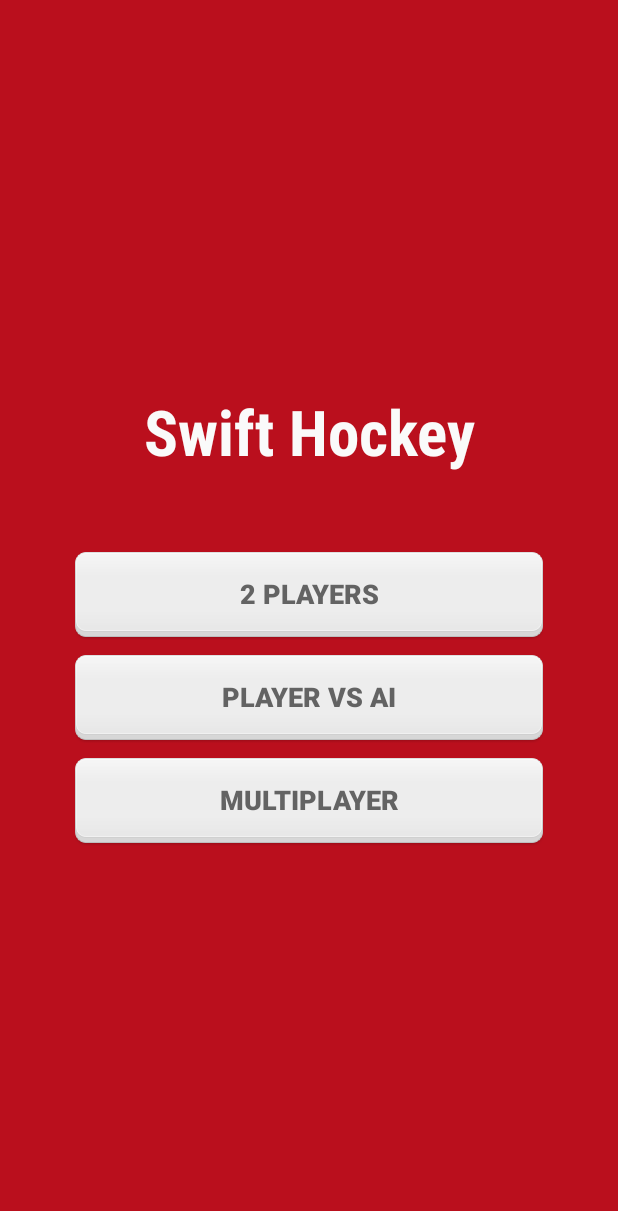
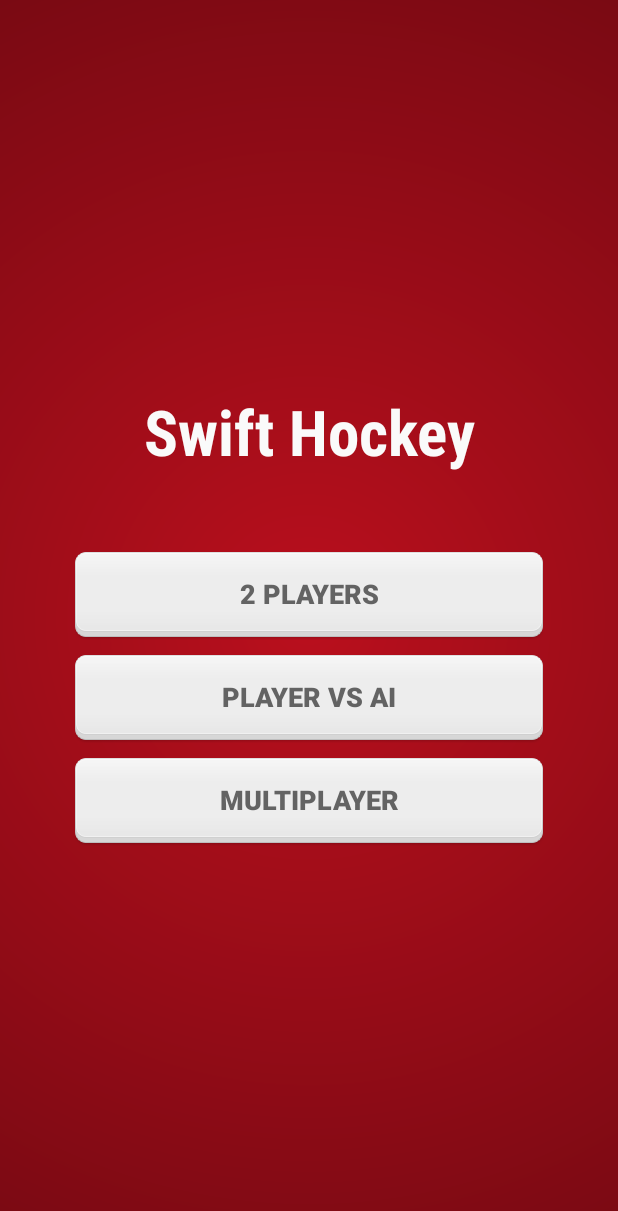
Before and after one commit to GilaGuy/Swift-Hockey, an Android app: the screen it shows after launch (MainActivity), on a phone screen of 412 x 824 dp. Shown: the top 1211 px of the screen. Run offline under Robolectric (Android 15) with nearby library versions, the phone set to English and light mode, and no system bars.

Commit message:
the gradients are real!!

```diff
--- /dev/null
+++ b/app/src/main/res/drawable-hdpi/bg_radialgradient.xml
@@ -0,0 +1,10 @@
+<?xml version="1.0" encoding="UTF-8"?>
+<shape
+    xmlns:android="http://schemas.android.com/apk/res/android"
+    android:shape="rectangle">
+    <gradient
+        android:type="radial"
+        android:startColor="@color/color_bg"
+        android:endColor="#ff000000"
+        android:gradientRadius="2000"/>
+</shape>
--- a/app/src/main/res/layout/activity_main.xml
+++ b/app/src/main/res/layout/activity_main.xml
@@ -4,7 +4,7 @@
     android:layout_height="match_parent"
     android:gravity="center"
     tools:context=".MainActivity"
-    android:background="@color/color_bg"
+    android:background="@drawable/bg_radialgradient"
     android:padding="50dip">
 
     <TextView
@@ -21,7 +21,7 @@
         android:layout_alignParentRight="true"
         android:layout_alignParentEnd="true"
         android:layout_marginBottom="42dip"
-        android:textColor="@color/txt_color_title"
+        android:textColor="@color/color_txt_title"
         android:fontFamily="sans-serif-condensed"
         android:textStyle="normal|bold" />
 
@@ -36,7 +36,7 @@
         android:layout_alignParentStart="true"
         android:layout_alignParentRight="true"
         android:layout_alignParentEnd="true"
-        android:textColor="@color/txt_color_btn"
+        android:textColor="@color/color_txt_btn"
         android:background="@drawable/chunkybutton"
         android:layout_marginTop="10dip"
         android:textStyle="bold"
@@ -53,7 +53,7 @@
         android:layout_alignParentEnd="true"
         android:layout_alignParentLeft="true"
         android:layout_alignParentStart="true"
-        android:textColor="@color/txt_color_btn"
+        android:textColor="@color/color_txt_btn"
         android:background="@drawable/chunkybutton"
         android:layout_marginTop="10dip"
         android:textStyle="bold"
@@ -70,7 +70,7 @@
         android:layout_alignParentEnd="true"
         android:layout_alignParentLeft="true"
         android:layout_alignParentStart="true"
-        android:textColor="@color/txt_color_btn"
+        android:textColor="@color/color_txt_btn"
         android:background="@drawable/chunkybutton"
         android:layout_marginTop="10dip"
         android:textStyle="bold"
--- a/app/src/main/res/values/colors.xml
+++ b/app/src/main/res/values/colors.xml
@@ -1,6 +1,6 @@
 <?xml version="1.0" encoding="utf-8"?>
 <resources>
-    <color name="txt_color_title">#fffafafa</color>
-    <color name="txt_color_btn">#ff636363</color>
+    <color name="color_txt_title">#fffafafa</color>
+    <color name="color_txt_btn">#ff636363</color>
     <color name="color_bg">#ffba0f1d</color>
 </resources>
```
